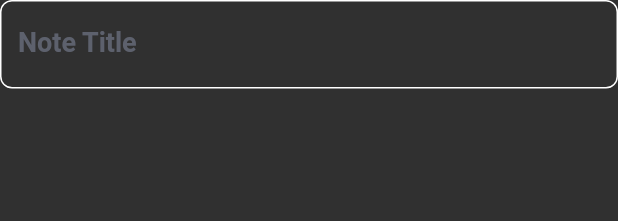
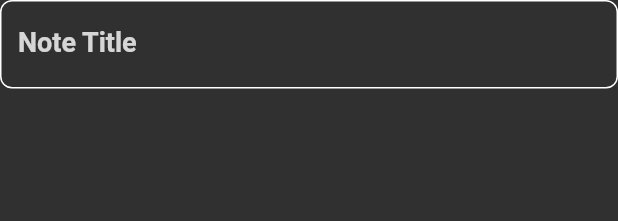
Before and after one commit to mahmoudashraf01/hive_note_app, a Flutter app: the CustomTextField widget shown alone on an empty page, opened directly, on a phone screen of 412 x 824 dp. Shown: the top 221 px of the screen. Run offline on Flutter 3.47's test engine with Material 2 defaults, Android fonts, the phone set to English and light mode, and no system bars; our stand-ins replace font_awesome_flutter.

Commit message:
update all text field changes

```diff
--- a/lib/views/widgets/custom_text_field.dart
+++ b/lib/views/widgets/custom_text_field.dart
@@ -11,17 +11,16 @@ class CustomTextField extends StatelessWidget {
       cursorColor: blue3.withOpacity(1),
       decoration: InputDecoration(
         label: Text('Note Title'),
+        floatingLabelStyle: TextStyle(color: blue3.withOpacity(1)),
         labelStyle: title1Bold.merge(
           TextStyle(
-            color: blue3.withOpacity(0.5),
+            color: white.withOpacity(0.8),
             fontSize: 18,
           ),
         ),
         border: cutomBorder(),
         enabledBorder: cutomBorder(),
-        focusedBorder: cutomBorder(
-          color: blue3.withOpacity(1),
-        ),
+        focusedBorder: cutomBorder(color: blue3.withOpacity(1)),
       ),
     );
   }
```
